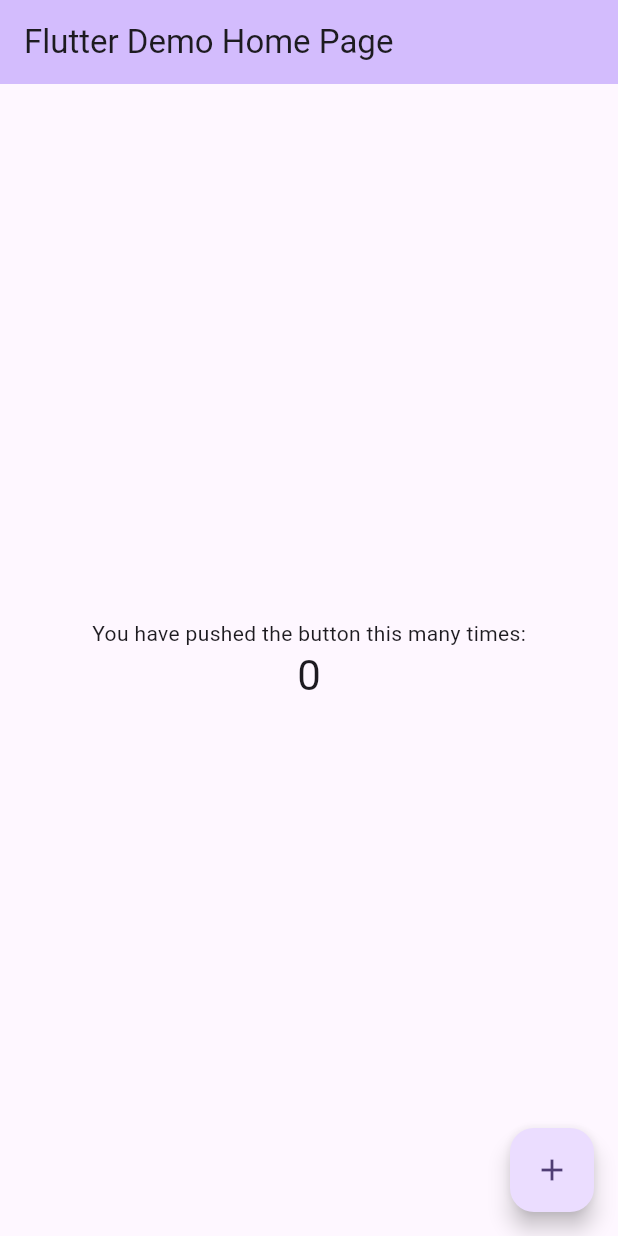
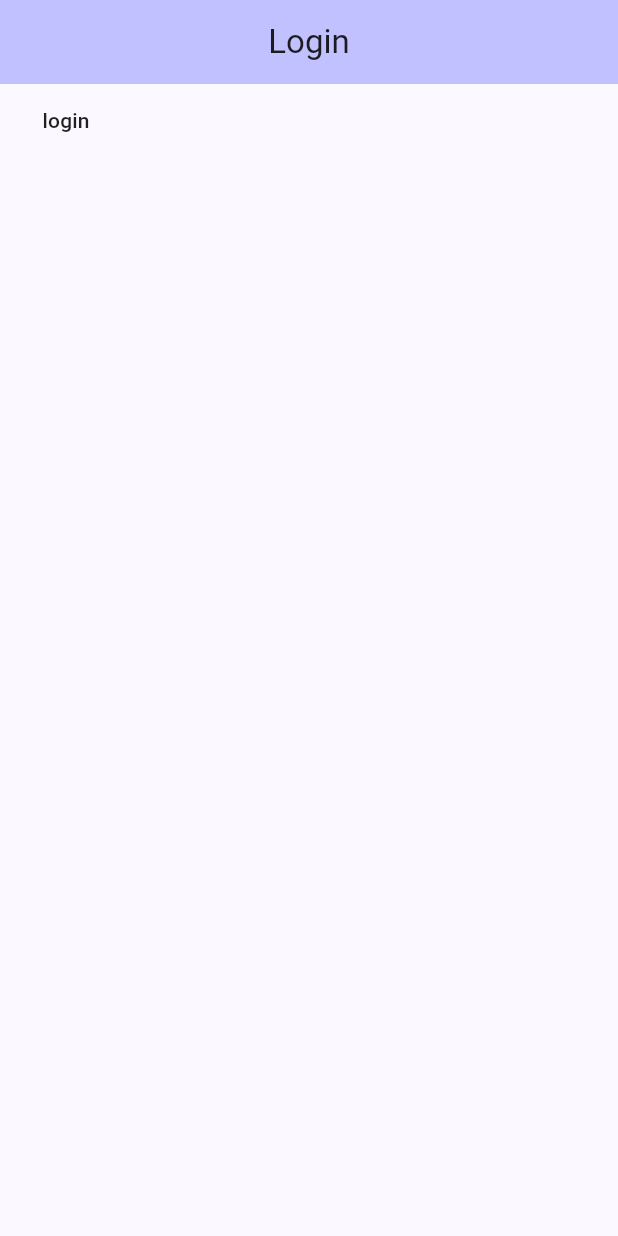
Before and after one commit to RayyFort/task_manager, a Flutter app: the screen it shows after launch, on a phone screen of 412 x 824 dp. Run offline on Flutter 3.47's test engine with Material 3 defaults, Android fonts, the phone set to English and light mode, and no system bars; our stand-ins replace firebase_auth, firebase_core; accounts and stored records are empty.

Commit message:
ADD login page

```diff
--- /dev/null
+++ b/lib/login.dart
@@ -0,0 +1,62 @@
+import 'package:firebase_auth/firebase_auth.dart';
+import 'package:flutter/material.dart';
+
+class Login extends StatefulWidget {
+  const Login({super.key});
+
+  @override
+  State<Login> createState() => _LoginState();
+}
+
+class _LoginState extends State<Login> {
+
+  Future<UserCredential> signInWithGoogle() async {
+  // Create a new provider
+  GoogleAuthProvider googleProvider = GoogleAuthProvider();
+
+  googleProvider.addScope('https://www.googleapis.com/auth/contacts.readonly');
+  googleProvider.setCustomParameters({
+    'login_hint': 'user@example.com'
+  });
+
+  // Once signed in, return the UserCredential
+  return await FirebaseAuth.instance.signInWithPopup(googleProvider);
+
+  // Or use signInWithRedirect
+  // return await FirebaseAuth.instance.signInWithRedirect(googleProvider);
+}
+
+
+
+  @override
+  void initState(){
+    FirebaseAuth.instance
+       .authStateChanges()
+       .listen((User? user) {
+         if (user == null) {
+          print('User is currently signed out!');
+         } else {
+           print('User is signed in!');
+         }
+       }
+      );
+      super.initState();
+  }
+
+  @override
+  Widget build(BuildContext context) {
+    return Scaffold(
+      appBar: AppBar(
+        backgroundColor: Theme.of(context).colorScheme.inversePrimary,
+        title: Text("Login"),
+        centerTitle: true,
+      ),
+      body:  MaterialButton(
+        onPressed: ()async {
+          await signInWithGoogle();
+        },
+        child: Text("login"),
+      ),
+    );
+  }
+}
--- a/lib/main.dart
+++ b/lib/main.dart
@@ -1,125 +1,28 @@
 import 'package:flutter/material.dart';
+import 'package:task_manager/login.dart';
+import 'package:firebase_core/firebase_core.dart';
+import 'firebase_options.dart';
 
-void main() {
+
+Future<void> main()async {
+  WidgetsFlutterBinding.ensureInitialized();
+  await Firebase.initializeApp(options: DefaultFirebaseOptions.web);
   runApp(const MyApp());
 }
 
 class MyApp extends StatelessWidget {
   const MyApp({super.key});
 
-  // This widget is the root of your application.
+
   @override
   Widget build(BuildContext context) {
     return MaterialApp(
-      title: 'Flutter Demo',
+      title: 'Task Manager',
       theme: ThemeData(
-        // This is the theme of your application.
-        //
-        // TRY THIS: Try running your application with "flutter run". You'll see
-        // the application has a purple toolbar. Then, without quitting the app,
-        // try changing the seedColor in the colorScheme below to Colors.green
-        // and then invoke "hot reload" (save your changes or press the "hot
-        // reload" button in a Flutter-supported IDE, or press "r" if you used
-        // the command line to start the app).
-        //
-        // Notice that the counter didn't reset back to zero; the application
-        // state is not lost during the reload. To reset the state, use hot
-        // restart instead.
-        //
-        // This works for code too, not just values: Most code changes can be
-        // tested with just a hot reload.
-        colorScheme: ColorScheme.fromSeed(seedColor: Colors.deepPurple),
+        colorScheme: ColorScheme.fromSeed(seedColor: const Color.fromARGB(255, 206, 203, 211)),
         useMaterial3: true,
       ),
-      home: const MyHomePage(title: 'Flutter Demo Home Page'),
+      home: const Login(),
     );
   }
 }
-
-class MyHomePage extends StatefulWidget {
-  const MyHomePage({super.key, required this.title});
-
-  // This widget is the home page of your application. It is stateful, meaning
-  // that it has a State object (defined below) that contains fields that affect
-  // how it looks.
-
-  // This class is the configuration for the state. It holds the values (in this
-  // case the title) provided by the parent (in this case the App widget) and
-  // used by the build method of the State. Fields in a Widget subclass are
-  // always marked "final".
-
-  final String title;
-
-  @override
-  State<MyHomePage> createState() => _MyHomePageState();
-}
-
-class _MyHomePageState extends State<MyHomePage> {
-  int _counter = 0;
-
-  void _incrementCounter() {
-    setState(() {
-      // This call to setState tells the Flutter framework that something has
-      // changed in this State, which causes it to rerun the build method below
-      // so that the display can reflect the updated values. If we changed
-      // _counter without calling setState(), then the build method would not be
-      // called again, and so nothing would appear to happen.
-      _counter++;
-    });
-  }
-
-  @override
-  Widget build(BuildContext context) {
-    // This method is rerun every time setState is called, for instance as done
-    // by the _incrementCounter method above.
-    //
-    // The Flutter framework has been optimized to make rerunning build methods
-    // fast, so that you can just rebuild anything that needs updating rather
-    // than having to individually change instances of widgets.
-    return Scaffold(
-      appBar: AppBar(
-        // TRY THIS: Try changing the color here to a specific color (to
-        // Colors.amber, perhaps?) and trigger a hot reload to see the AppBar
-        // change color while the other colors stay the same.
-        backgroundColor: Theme.of(context).colorScheme.inversePrimary,
-        // Here we take the value from the MyHomePage object that was created by
-        // the App.build method, and use it to set our appbar title.
-        title: Text(widget.title),
-      ),
-      body: Center(
-        // Center is a layout widget. It takes a single child and positions it
-        // in the middle of the parent.
-        child: Column(
-          // Column is also a layout widget. It takes a list of children and
-          // arranges them vertically. By default, it sizes itself to fit its
-          // children horizontally, and tries to be as tall as its parent.
-          //
-          // Column has various properties to control how it sizes itself and
-          // how it positions its children. Here we use mainAxisAlignment to
-          // center the children vertically; the main axis here is the vertical
-          // axis because Columns are vertical (the cross axis would be
-          // horizontal).
-          //
-          // TRY THIS: Invoke "debug painting" (choose the "Toggle Debug Paint"
-          // action in the IDE, or press "p" in the console), to see the
-          // wireframe for each widget.
-          mainAxisAlignment: MainAxisAlignment.center,
-          children: <Widget>[
-            const Text(
-              'You have pushed the button this many times:',
-            ),
-            Text(
-              '$_counter',
-              style: Theme.of(context).textTheme.headlineMedium,
-            ),
-          ],
-        ),
-      ),
-      floatingActionButton: FloatingActionButton(
-        onPressed: _incrementCounter,
-        tooltip: 'Increment',
-        child: const Icon(Icons.add),
-      ), // This trailing comma makes auto-formatting nicer for build methods.
-    );
-  }
-}
```
Also changed, not shown: firepit-log.txt (added, +13 -0 lines), pubspec.yaml (+5 -5 lines), firebase.json (added), lib/firebase_options.dart (added), pubspec.lock, 6 other files.
